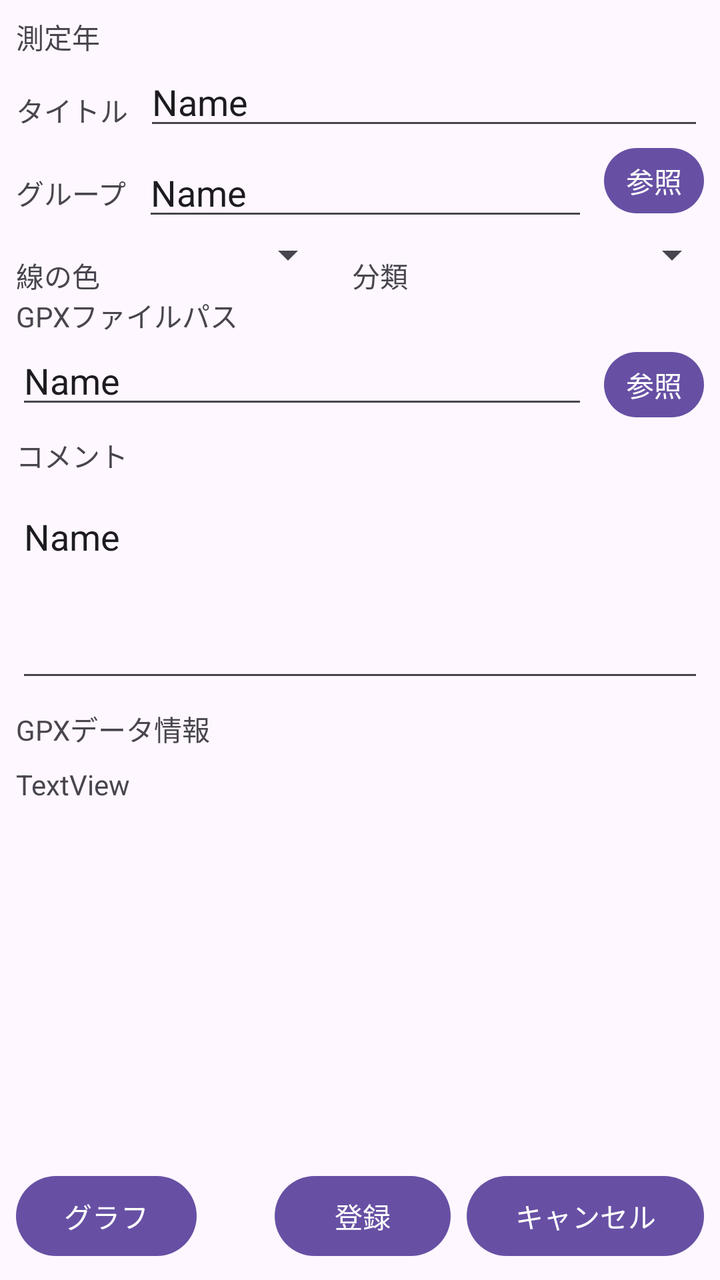
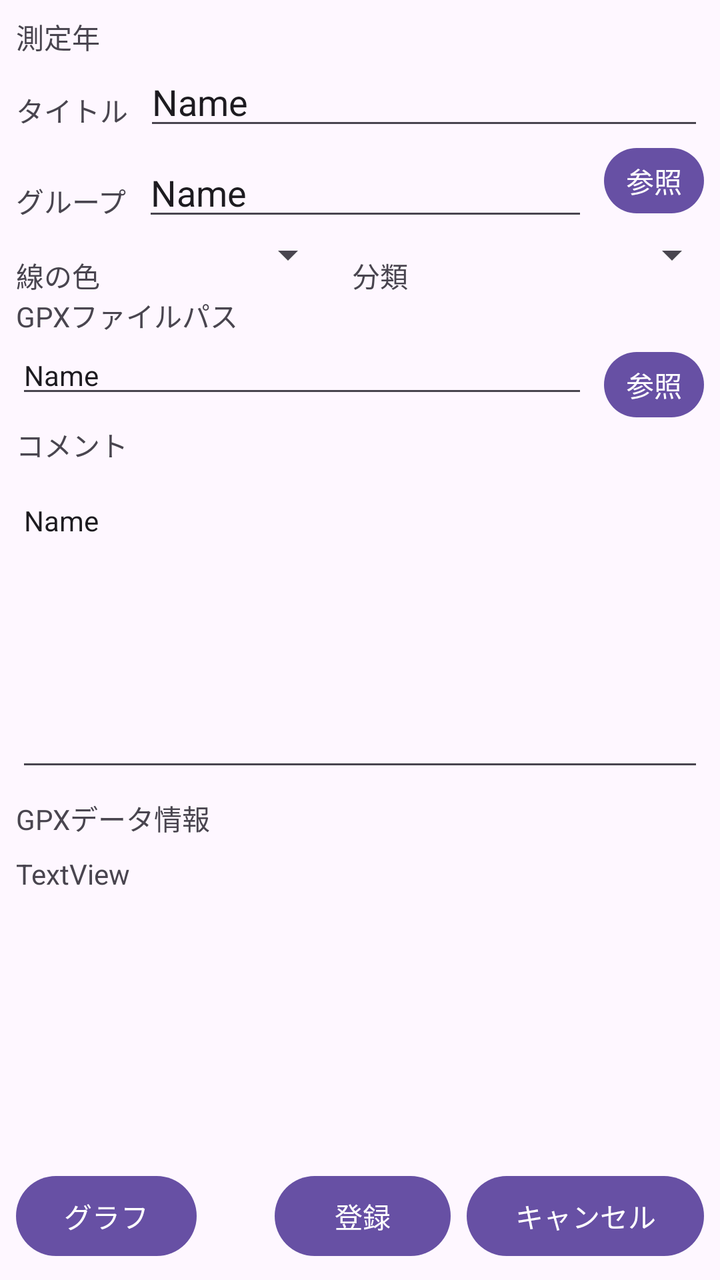

Compare the two renders of this Android layout. The source of the first and the diff that turns it into the second are given below.
<!-- AndroidManifest.xml: application theme Theme.MyApplication4 -->
<!-- res/layout/activity_gpx_edit.xml -->
<?xml version="1.0" encoding="utf-8"?>
<androidx.constraintlayout.widget.ConstraintLayout xmlns:android="http://schemas.android.com/apk/res/android"
    xmlns:app="http://schemas.android.com/apk/res-auto"
    xmlns:tools="http://schemas.android.com/tools"
    android:id="@+id/main"
    android:layout_width="match_parent"
    android:layout_height="match_parent"
    tools:context=".GpxEditActivity">

    <TextView
        android:id="@+id/textView25"
        android:layout_width="wrap_content"
        android:layout_height="wrap_content"
        android:layout_marginStart="8dp"
        android:layout_marginTop="16dp"
        android:text="タイトル"
        app:layout_constraintStart_toStartOf="parent"
        app:layout_constraintTop_toBottomOf="@+id/textView32" />

    <EditText
        android:id="@+id/editTextTextPersonName13"
        android:layout_width="0dp"
        android:layout_height="wrap_content"
        android:layout_marginStart="8dp"
        android:layout_marginEnd="8dp"
        android:ems="10"
        android:inputType="textPersonName"
        android:text="Name"
        app:layout_constraintEnd_toEndOf="parent"
        app:layout_constraintStart_toEndOf="@+id/textView25"
        app:layout_constraintTop_toBottomOf="@+id/textView32" />

    <TextView
        android:id="@+id/textView26"
        android:layout_width="wrap_content"
        android:layout_height="wrap_content"
        android:layout_marginStart="8dp"
        android:layout_marginTop="16dp"
        android:text="グループ"
        app:layout_constraintStart_toStartOf="parent"
        app:layout_constraintTop_toBottomOf="@+id/editTextTextPersonName13" />

    <EditText
        android:id="@+id/editTextTextPersonName14"
        android:layout_width="0dp"
        android:layout_height="wrap_content"
        android:layout_marginStart="8dp"
        android:layout_marginTop="4dp"
        android:layout_marginEnd="8dp"
        android:ems="10"
        android:inputType="textPersonName"
        android:text="Name"
        app:layout_constraintEnd_toStartOf="@+id/button7"
        app:layout_constraintStart_toEndOf="@+id/textView26"
        app:layout_constraintTop_toBottomOf="@+id/editTextTextPersonName13" />

    <Button
        android:id="@+id/button7"
        android:layout_width="50dp"
        android:layout_height="wrap_content"
        android:layout_marginEnd="8dp"
        android:minHeight="0dp"
        android:minWidth="0dp"
        android:paddingLeft="4dp"
        android:paddingRight="4dp"
        android:text="参照"
        app:layout_constraintEnd_toEndOf="parent"
        app:layout_constraintTop_toBottomOf="@+id/editTextTextPersonName13" />

    <TextView
        android:id="@+id/textView27"
        android:layout_width="wrap_content"
        android:layout_height="wrap_content"
        android:layout_marginStart="8dp"
        android:layout_marginTop="12dp"
        android:text="線の色"
        app:layout_constraintStart_toStartOf="parent"
        app:layout_constraintTop_toBottomOf="@+id/editTextTextPersonName14" />

    <Spinner
        android:id="@+id/spinner2"
        android:layout_width="110dp"
        android:layout_height="wrap_content"
        android:layout_marginStart="8dp"
        app:layout_constraintStart_toEndOf="@+id/textView27"
        app:layout_constraintTop_toBottomOf="@+id/editTextTextPersonName14" />

    <TextView
        android:id="@+id/textView28"
        android:layout_width="wrap_content"
        android:layout_height="wrap_content"
        android:layout_marginStart="8dp"
        android:layout_marginTop="8dp"
        android:text="GPXファイルパス"
        app:layout_constraintStart_toStartOf="parent"
        app:layout_constraintTop_toBottomOf="@+id/spinner2" />

    <EditText
        android:id="@+id/editTextTextPersonName15"
        android:layout_width="0dp"
        android:layout_height="wrap_content"
        android:layout_marginStart="8dp"
        android:layout_marginEnd="8dp"
        android:ems="10"
        android:inputType="textPersonName"
        android:text="Name"
        app:layout_constraintEnd_toStartOf="@+id/button8"
        app:layout_constraintStart_toStartOf="parent"
        app:layout_constraintTop_toBottomOf="@+id/textView28" />

    <Button
        android:id="@+id/button8"
        android:layout_width="50dp"
        android:layout_height="wrap_content"
        android:layout_marginTop="4dp"
        android:layout_marginEnd="8dp"
        android:minHeight="0dp"
        android:minWidth="0dp"
        android:paddingLeft="4dp"
        android:paddingRight="4dp"
        android:text="参照"
        app:layout_constraintEnd_toEndOf="parent"
        app:layout_constraintTop_toBottomOf="@+id/textView28" />

    <TextView
        android:id="@+id/textView29"
        android:layout_width="wrap_content"
        android:layout_height="wrap_content"
        android:layout_marginStart="8dp"
        android:layout_marginTop="8dp"
        android:text="コメント"
        app:layout_constraintStart_toStartOf="parent"
        app:layout_constraintTop_toBottomOf="@+id/editTextTextPersonName15" />

    <EditText
        android:id="@+id/editTextTextPersonName16"
        android:layout_width="0dp"
        android:layout_height="100dp"
        android:layout_marginStart="8dp"
        android:layout_marginTop="8dp"
        android:layout_marginEnd="8dp"
        android:ems="10"
        android:gravity="top"
        android:inputType="textPersonName"
        android:text="Name"
        android:textAlignment="textStart"
        app:layout_constraintEnd_toEndOf="parent"
        app:layout_constraintHorizontal_bias="0.0"
        app:layout_constraintStart_toStartOf="parent"
        app:layout_constraintTop_toBottomOf="@+id/textView29" />

    <Button
        android:id="@+id/button9"
        android:layout_width="wrap_content"
        android:layout_height="wrap_content"
        android:layout_marginEnd="8dp"
        android:layout_marginBottom="8dp"
        android:text="登録"
        app:layout_constraintBottom_toBottomOf="parent"
        app:layout_constraintEnd_toStartOf="@+id/button10" />

    <Button
        android:id="@+id/button10"
        android:layout_width="wrap_content"
        android:layout_height="wrap_content"
        android:layout_marginEnd="8dp"
        android:layout_marginBottom="8dp"
        android:text="キャンセル"
        app:layout_constraintBottom_toBottomOf="parent"
        app:layout_constraintEnd_toEndOf="parent" />

    <TextView
        android:id="@+id/textView30"
        android:layout_width="wrap_content"
        android:layout_height="wrap_content"
        android:layout_marginStart="8dp"
        android:layout_marginTop="8dp"
        android:text="GPXデータ情報"
        app:layout_constraintStart_toStartOf="parent"
        app:layout_constraintTop_toBottomOf="@+id/editTextTextPersonName16" />

    <TextView
        android:id="@+id/textView31"
        android:layout_width="0dp"
        android:layout_height="0dp"
        android:layout_marginStart="8dp"
        android:layout_marginTop="8dp"
        android:layout_marginEnd="8dp"
        android:layout_marginBottom="8dp"
        android:text="TextView"
        app:layout_constraintBottom_toTopOf="@+id/button9"
        app:layout_constraintEnd_toEndOf="parent"
        app:layout_constraintStart_toStartOf="parent"
        app:layout_constraintTop_toBottomOf="@+id/textView30" />

    <TextView
        android:id="@+id/textView32"
        android:layout_width="wrap_content"
        android:layout_height="wrap_content"
        android:layout_marginStart="8dp"
        android:layout_marginTop="8dp"
        android:text="測定年"
        app:layout_constraintStart_toStartOf="parent"
        app:layout_constraintTop_toTopOf="parent" />

    <TextView
        android:id="@+id/textView33"
        android:layout_width="wrap_content"
        android:layout_height="wrap_content"
        android:layout_marginStart="8dp"
        android:layout_marginTop="12dp"
        android:text="分類"
        app:layout_constraintStart_toEndOf="@+id/spinner2"
        app:layout_constraintTop_toBottomOf="@+id/editTextTextPersonName14" />

    <Spinner
        android:id="@+id/spinner3"
        android:layout_width="0dp"
        android:layout_height="wrap_content"
        android:layout_marginStart="8dp"
        app:layout_constraintEnd_toEndOf="parent"
        app:layout_constraintStart_toEndOf="@+id/textView33"
        app:layout_constraintTop_toBottomOf="@+id/editTextTextPersonName14" />

    <Button
        android:id="@+id/button15"
        android:layout_width="wrap_content"
        android:layout_height="wrap_content"
        android:layout_marginStart="8dp"
        android:layout_marginBottom="8dp"
        android:text="グラフ"
        app:layout_constraintBottom_toBottomOf="parent"
        app:layout_constraintStart_toStartOf="parent" />

</androidx.constraintlayout.widget.ConstraintLayout>
<!-- resources referenced by this layout -->
<resources>
  <style name="Theme.MyApplication4" parent="Base.Theme.MyApplication4" />
  <style name="Base.Theme.MyApplication4" parent="Theme.Material3.DayNight">
          
          
      </style>
</resources>

<!-- the commit's change to res/layout/activity_gpx_edit.xml (unified diff, before → after) -->
@@ -35,7 +35,7 @@
         android:layout_width="wrap_content"
         android:layout_height="wrap_content"
         android:layout_marginStart="8dp"
-        android:layout_marginTop="16dp"
+        android:layout_marginTop="20dp"
         android:text="グループ"
         app:layout_constraintStart_toStartOf="parent"
         app:layout_constraintTop_toBottomOf="@+id/editTextTextPersonName13" />
@@ -104,6 +104,7 @@
         android:ems="10"
         android:inputType="textPersonName"
         android:text="Name"
+        android:textSize="14sp"
         app:layout_constraintEnd_toStartOf="@+id/button8"
         app:layout_constraintStart_toStartOf="parent"
         app:layout_constraintTop_toBottomOf="@+id/textView28" />
@@ -135,15 +136,16 @@
     <EditText
         android:id="@+id/editTextTextPersonName16"
         android:layout_width="0dp"
-        android:layout_height="100dp"
+        android:layout_height="150dp"
         android:layout_marginStart="8dp"
         android:layout_marginTop="8dp"
         android:layout_marginEnd="8dp"
         android:ems="10"
         android:gravity="top"
-        android:inputType="textPersonName"
+        android:inputType="text|textPersonName|textMultiLine"
         android:text="Name"
         android:textAlignment="textStart"
+        android:textSize="14sp"
         app:layout_constraintEnd_toEndOf="parent"
         app:layout_constraintHorizontal_bias="0.0"
         app:layout_constraintStart_toStartOf="parent"
